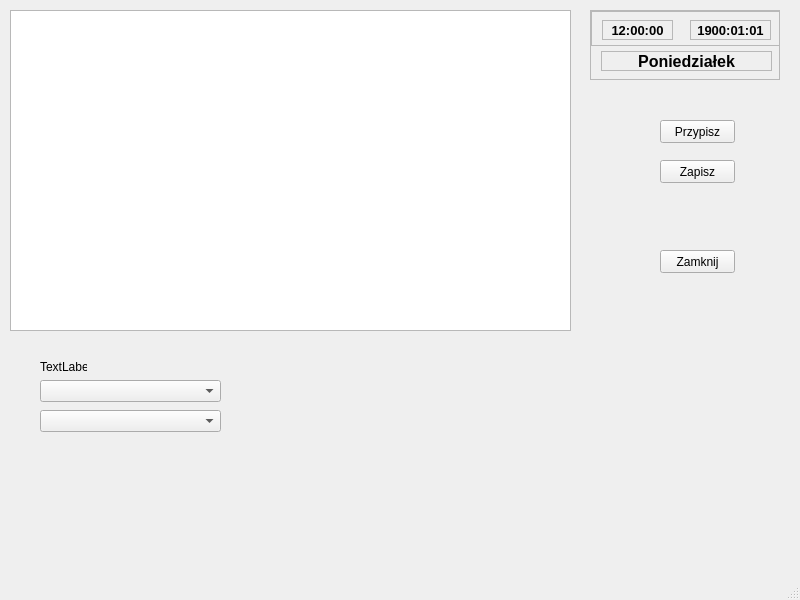
Above: Urzadzenia/urzadzenialistakontrahent.ui from Astropl/TestRamek before the change. Below: the same form after it.
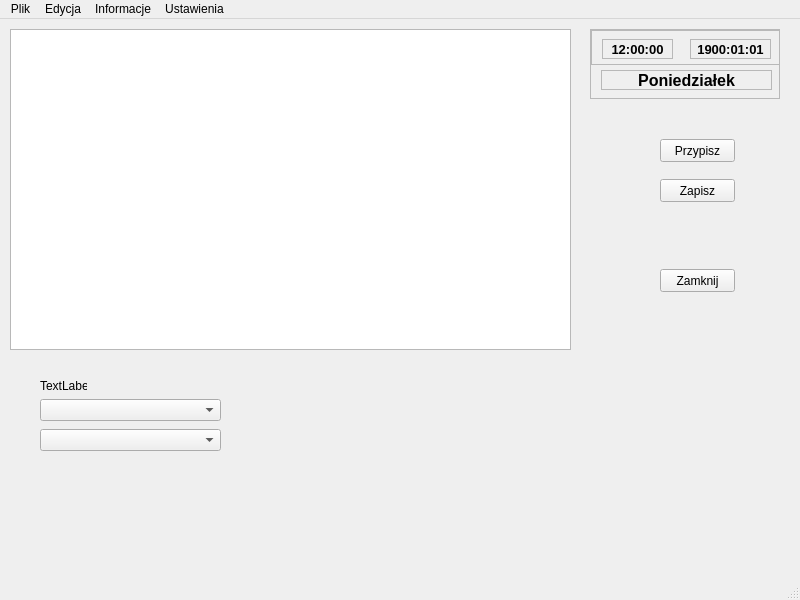
That is the form after the change.

Diff of the .ui file:
```diff
--- a/Urzadzenia/urzadzenialistakontrahent.ui
+++ b/Urzadzenia/urzadzenialistakontrahent.ui
@@ -250,6 +250,31 @@
      <height>21</height>
     </rect>
    </property>
+   <widget class="QMenu" name="menuPlik">
+    <property name="title">
+     <string>Plik</string>
+    </property>
+   </widget>
+   <widget class="QMenu" name="menuEdycja">
+    <property name="title">
+     <string>Edycja</string>
+    </property>
+   </widget>
+   <widget class="QMenu" name="menuInformacje">
+    <property name="title">
+     <string>Informacje</string>
+    </property>
+   </widget>
+   <widget class="QMenu" name="menuUstawienia">
+    <property name="title">
+     <string>Ustawienia</string>
+    </property>
+    <addaction name="actionOpcje"/>
+   </widget>
+   <addaction name="menuPlik"/>
+   <addaction name="menuEdycja"/>
+   <addaction name="menuInformacje"/>
+   <addaction name="menuUstawienia"/>
   </widget>
   <widget class="QStatusBar" name="statusbar"/>
  </widget>
```
Left out of the diff: 5 changed lines with no effect on the pictures.
